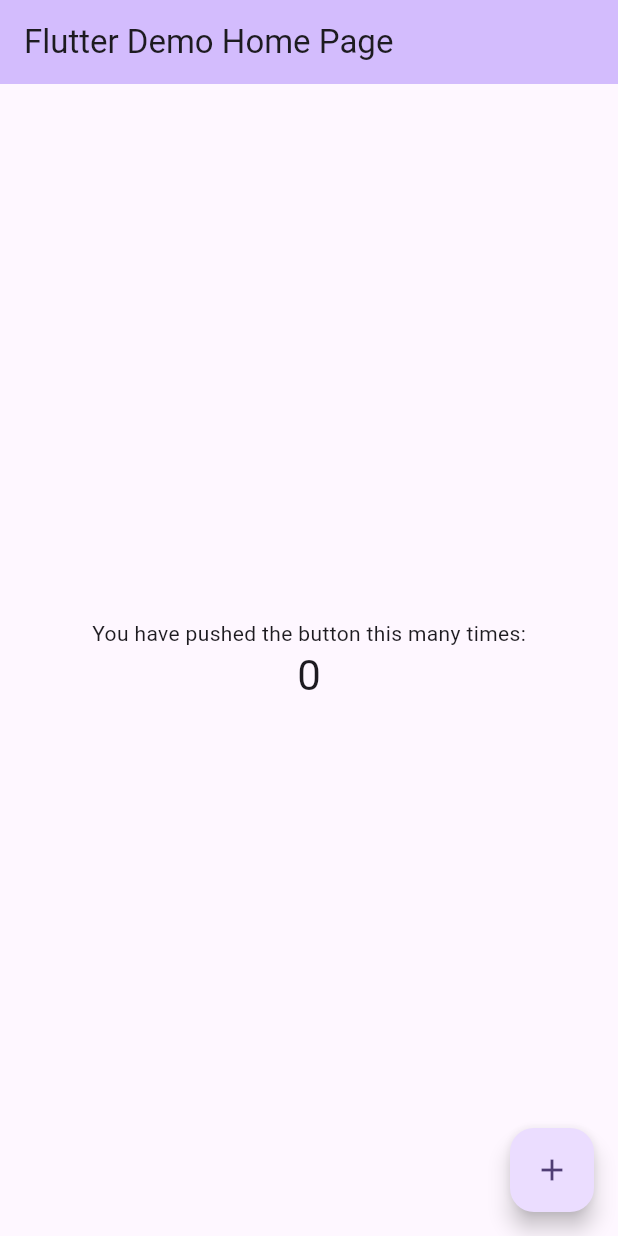
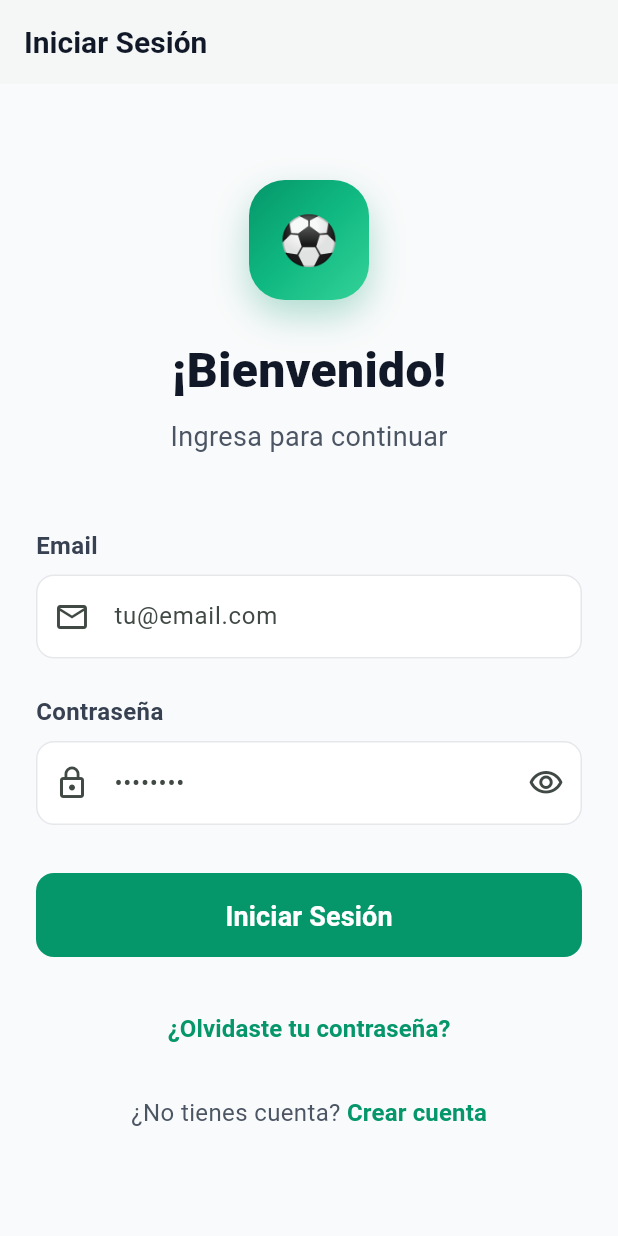
Before and after one commit to FabianSSJ/CanchApp, a Flutter app: the screen it shows after launch, on a phone screen of 412 x 824 dp. Run offline on Flutter 3.47's test engine with Material 3 defaults, Android fonts, the phone set to English and light mode, and no system bars.

Commit message:
Otro avance

```diff
--- a/canchapp/lib/main.dart
+++ b/canchapp/lib/main.dart
@@ -1,4 +1,5 @@
 import 'package:flutter/material.dart';
+import 'screens/login_screen.dart'; // Asegúrate de que la ruta es correcta
 
 void main() {
   runApp(const MyApp());
@@ -7,119 +8,61 @@
 class MyApp extends StatelessWidget {
   const MyApp({super.key});
 
-  // This widget is the root of your application.
   @override
   Widget build(BuildContext context) {
     return MaterialApp(
-      title: 'Flutter Demo',
+      title: 'CanchApp',
       theme: ThemeData(
-        // This is the theme of your application.
-        //
-        // TRY THIS: Try running your application with "flutter run". You'll see
-        // the application has a purple toolbar. Then, without quitting the app,
-        // try changing the seedColor in the colorScheme below to Colors.green
-        // and then invoke "hot reload" (save your changes or press the "hot
-        // reload" button in a Flutter-supported IDE, or press "r" if you used
-        // the command line to start the app).
-        //
-        // Notice that the counter didn't reset back to zero; the application
-        // state is not lost during the reload. To reset the state, use hot
-        // restart instead.
-        //
-        // This works for code too, not just values: Most code changes can be
-        // tested with just a hot reload.
-        colorScheme: ColorScheme.fromSeed(seedColor: Colors.deepPurple),
+        colorScheme: ColorScheme.fromSeed(seedColor: const Color(0xFF059669)),
         useMaterial3: true,
+        inputDecorationTheme: InputDecorationTheme(
+          filled: true,
+          fillColor: Colors.white,
+          border: OutlineInputBorder(
+            borderRadius: BorderRadius.circular(12),
+            borderSide: const BorderSide(color: Color(0xFFE5E7EB)),
+          ),
+          enabledBorder: OutlineInputBorder(
+            borderRadius: BorderRadius.circular(12),
+            borderSide: const BorderSide(color: Color(0xFFE5E7EB)),
+          ),
+          focusedBorder: OutlineInputBorder(
+            borderRadius: BorderRadius.circular(12),
+            borderSide: const BorderSide(color: Color(0xFF059669), width: 2),
+          ),
+          errorBorder: OutlineInputBorder(
+            borderRadius: BorderRadius.circular(12),
+            borderSide: const BorderSide(color: Colors.red),
+          ),
+          focusedErrorBorder: OutlineInputBorder(
+            borderRadius: BorderRadius.circular(12),
+            borderSide: const BorderSide(color: Colors.red, width: 2),
+          ),
+          contentPadding: const EdgeInsets.all(16),
+        ),
+        elevatedButtonTheme: ElevatedButtonThemeData(
+          style: ElevatedButton.styleFrom(
+            backgroundColor: const Color(0xFF059669),
+            foregroundColor: Colors.white,
+            elevation: 0,
+            padding: const EdgeInsets.symmetric(vertical: 16),
+            shape: RoundedRectangleBorder(
+              borderRadius: BorderRadius.circular(12),
+            ),
+          ),
+        ),
       ),
-      home: const MyHomePage(title: 'Flutter Demo Home Page'),
+
+      // CAMBIO AQUÍ: se reemplazó WelcomeScreen por LoginScreen
+      home: const LoginScreen(),
+
+      routes: {
+        '/login': (context) => const LoginScreen(),
+        //'/register': (context) => const RegisterScreen(),
+        //'/client-home': (context) => const ClientHomeScreen(),
+        //'/owner-home': (context) => const OwnerHomeScreen(),
+        //'/forgot-password': (context) => const ForgotPasswordScreen(),
+      },
     );
   }
 }
-
-class MyHomePage extends StatefulWidget {
-  const MyHomePage({super.key, required this.title});
-
-  // This widget is the home page of your application. It is stateful, meaning
-  // that it has a State object (defined below) that contains fields that affect
-  // how it looks.
-
-  // This class is the configuration for the state. It holds the values (in this
-  // case the title) provided by the parent (in this case the App widget) and
-  // used by the build method of the State. Fields in a Widget subclass are
-  // always marked "final".
-
-  final String title;
-
-  @override
-  State<MyHomePage> createState() => _MyHomePageState();
-}
-
-class _MyHomePageState extends State<MyHomePage> {
-  int _counter = 0;
-
-  void _incrementCounter() {
-    setState(() {
-      // This call to setState tells the Flutter framework that something has
-      // changed in this State, which causes it to rerun the build method below
-      // so that the display can reflect the updated values. If we changed
-      // _counter without calling setState(), then the build method would not be
-      // called again, and so nothing would appear to happen.
-      _counter++;
-    });
-  }
-
-  @override
-  Widget build(BuildContext context) {
-    // This method is rerun every time setState is called, for instance as done
-    // by the _incrementCounter method above.
-    //
-    // The Flutter framework has been optimized to make rerunning build methods
-    // fast, so that you can just rebuild anything that needs updating rather
-    // than having to individually change instances of widgets.
-    return Scaffold(
-      appBar: AppBar(
-        // TRY THIS: Try changing the color here to a specific color (to
-        // Colors.amber, perhaps?) and trigger a hot reload to see the AppBar
-        // change color while the other colors stay the same.
-        backgroundColor: Theme.of(context).colorScheme.inversePrimary,
-        // Here we take the value from the MyHomePage object that was created by
-        // the App.build method, and use it to set our appbar title.
-        title: Text(widget.title),
-      ),
-      body: Center(
-        // Center is a layout widget. It takes a single child and positions it
-        // in the middle of the parent.
-        child: Column(
-          // Column is also a layout widget. It takes a list of children and
-          // arranges them vertically. By default, it sizes itself to fit its
-          // children horizontally, and tries to be as tall as its parent.
-          //
-          // Column has various properties to control how it sizes itself and
-          // how it positions its children. Here we use mainAxisAlignment to
-          // center the children vertically; the main axis here is the vertical
-          // axis because Columns are vertical (the cross axis would be
-          // horizontal).
-          //
-          // TRY THIS: Invoke "debug painting" (choose the "Toggle Debug Paint"
-          // action in the IDE, or press "p" in the console), to see the
-          // wireframe for each widget.
-          mainAxisAlignment: MainAxisAlignment.center,
-          children: <Widget>[
-            const Text(
-              'You have pushed the button this many times:',
-            ),
-            Text(
-              '$_counter',
-              style: Theme.of(context).textTheme.headlineMedium,
-            ),
-          ],
-        ),
-      ),
-      floatingActionButton: FloatingActionButton(
-        onPressed: _incrementCounter,
-        tooltip: 'Increment',
-        child: const Icon(Icons.add),
-      ), // This trailing comma makes auto-formatting nicer for build methods.
-    );
-  }
-}
--- /dev/null
+++ b/canchapp/lib/screens/login_screen.dart
@@ -0,0 +1,291 @@
+import 'package:flutter/material.dart';
+import '../../utils/colors.dart';
+
+class LoginScreen extends StatefulWidget {
+  const LoginScreen({Key? key}) : super(key: key);
+
+  @override
+  State<LoginScreen> createState() => _LoginScreenState();
+}
+
+class _LoginScreenState extends State<LoginScreen> {
+  final _formKey = GlobalKey<FormState>();
+  final _emailController = TextEditingController();
+  final _passwordController = TextEditingController();
+  bool _isPasswordVisible = false;
+  bool _isLoading = false;
+
+  @override
+  void dispose() {
+    _emailController.dispose();
+    _passwordController.dispose();
+    super.dispose();
+  }
+
+  Future<void> _handleLogin() async {
+    if (_formKey.currentState!.validate()) {
+      setState(() {
+        _isLoading = true;
+      });
+
+      // Simular proceso de login
+      await Future.delayed(const Duration(seconds: 2));
+
+      setState(() {
+        _isLoading = false;
+      });
+
+      // Aquí iría la lógica real de autenticación
+      // Por ahora, navegar directamente al home del cliente
+      if (mounted) {
+        Navigator.pushReplacementNamed(context, '/client-home');
+      }
+    }
+  }
+
+  @override
+  Widget build(BuildContext context) {
+    return Scaffold(
+      backgroundColor: AppColors.gray50,
+      appBar: AppBar(
+        backgroundColor: Colors.white,
+        elevation: 1,
+
+        title: const Text(
+          'Iniciar Sesión',
+          style: TextStyle(
+            color: AppColors.gray900,
+            fontWeight: FontWeight.bold,
+            fontSize: 20,
+          ),
+        ),
+      ),
+      body: SafeArea(
+        child: SingleChildScrollView(
+          padding: const EdgeInsets.all(24.0),
+          child: Form(
+            key: _formKey,
+            child: Column(
+              children: [
+                const SizedBox(height: 40),
+
+                // Logo and title section
+                Column(
+                  children: [
+                    // Logo
+                    Container(
+                      width: 80,
+                      height: 80,
+                      decoration: BoxDecoration(
+                        gradient: AppColors.primaryGradient,
+                        borderRadius: BorderRadius.circular(24),
+                        boxShadow: [
+                          BoxShadow(
+                            color: AppColors.primaryGreen.withOpacity(0.3),
+                            blurRadius: 20,
+                            offset: const Offset(0, 10),
+                          ),
+                        ],
+                      ),
+                      child: const Center(
+                        child: Text(
+                          '⚽',
+                          style: TextStyle(fontSize: 32),
+                        ),
+                      ),
+                    ),
+
+                    const SizedBox(height: 24),
+
+                    // Welcome title
+                    const Text(
+                      '¡Bienvenido!',
+                      style: TextStyle(
+                        fontSize: 32,
+                        fontWeight: FontWeight.w900,
+                        color: AppColors.gray900,
+                      ),
+                    ),
+
+                    const SizedBox(height: 8),
+
+                    // Subtitle
+                    const Text(
+                      'Ingresa para continuar',
+                      style: TextStyle(
+                        fontSize: 18,
+                        color: AppColors.gray600,
+                      ),
+                    ),
+                  ],
+                ),
+
+                const SizedBox(height: 48),
+
+                // Form fields
+                Column(
+                  crossAxisAlignment: CrossAxisAlignment.start,
+                  children: [
+                    // Email field
+                    const Text(
+                      'Email',
+                      style: TextStyle(
+                        fontSize: 16,
+                        fontWeight: FontWeight.w600,
+                        color: AppColors.gray700,
+                      ),
+                    ),
+                    const SizedBox(height: 8),
+                    TextFormField(
+                      controller: _emailController,
+                      keyboardType: TextInputType.emailAddress,
+                      decoration: const InputDecoration(
+                        hintText: 'tu@email.com',
+                        prefixIcon: Icon(Icons.email_outlined),
+                      ),
+                      validator: (value) {
+                        if (value == null || value.isEmpty) {
+                          return 'Por favor ingresa tu email';
+                        }
+                        if (!RegExp(r'^[\w-\.]+@([\w-]+\.)+[\w-]{2,4}$').hasMatch(value)) {
+                          return 'Por favor ingresa un email válido';
+                        }
+                        return null;
+                      },
+                    ),
+
+                    const SizedBox(height: 24),
+
+                    // Password field
+                    const Text(
+                      'Contraseña',
+                      style: TextStyle(
+                        fontSize: 16,
+                        fontWeight: FontWeight.w600,
+                        color: AppColors.gray700,
+                      ),
+                    ),
+                    const SizedBox(height: 8),
+                    TextFormField(
+                      controller: _passwordController,
+                      obscureText: !_isPasswordVisible,
+                      decoration: InputDecoration(
+                        hintText: '••••••••',
+                        prefixIcon: const Icon(Icons.lock_outline),
+                        suffixIcon: IconButton(
+                          icon: Icon(
+                            _isPasswordVisible
+                              ? Icons.visibility_off_outlined
+                              : Icons.visibility_outlined,
+                          ),
+                          onPressed: () {
+                            setState(() {
+                              _isPasswordVisible = !_isPasswordVisible;
+                            });
+                          },
+                        ),
+                      ),
+                      validator: (value) {
+                        if (value == null || value.isEmpty) {
+                          return 'Por favor ingresa tu contraseña';
+                        }
+                        if (value.length < 6) {
+                          return 'La contraseña debe tener al menos 6 caracteres';
+                        }
+                        return null;
+                      },
+                    ),
+                  ],
+                ),
+
+                const SizedBox(height: 32),
+
+                // Login button
+                SizedBox(
+                  width: double.infinity,
+                  height: 56,
+                  child: ElevatedButton(
+                    onPressed: _isLoading ? null : _handleLogin,
+                    style: ElevatedButton.styleFrom(
+                      backgroundColor: AppColors.primaryGreen,
+                      foregroundColor: Colors.white,
+                      disabledBackgroundColor: AppColors.gray300,
+                    ),
+                    child: _isLoading
+                      ? const SizedBox(
+                          width: 24,
+                          height: 24,
+                          child: CircularProgressIndicator(
+                            color: Colors.white,
+                            strokeWidth: 2,
+                          ),
+                        )
+                      : const Text(
+                          'Iniciar Sesión',
+                          style: TextStyle(
+                            fontSize: 18,
+                            fontWeight: FontWeight.bold,
+                          ),
+                        ),
+                  ),
+                ),
+
+                const SizedBox(height: 24),
+
+                // Forgot password link
+                TextButton(
+                  onPressed: () {
+                    Navigator.pushNamed(context, '/forgot-password');
+                  },
+                  child: const Text(
+                    '¿Olvidaste tu contraseña?',
+                    style: TextStyle(
+                      fontSize: 16,
+                      fontWeight: FontWeight.w600,
+                      color: AppColors.primaryGreen,
+                    ),
+                  ),
+                ),
+
+                const SizedBox(height: 20),
+
+
+                // Register link
+                Row(
+                  mainAxisAlignment: MainAxisAlignment.center,
+                  children: [
+                    const Text(
+                      '¿No tienes cuenta? ',
+                      style: TextStyle(
+                        fontSize: 16,
+                        color: AppColors.gray600,
+                      ),
+                    ),
+                    TextButton(
+                      onPressed: () {
+                        Navigator.pushNamed(context, '/register');
+                      },
+                      style: TextButton.styleFrom(
+                        padding: EdgeInsets.zero,
+                        minimumSize: Size.zero,
+                        tapTargetSize: MaterialTapTargetSize.shrinkWrap,
+                      ),
+                      child: const Text(
+                        'Crear cuenta',
+                        style: TextStyle(
+                          fontSize: 16,
+                          fontWeight: FontWeight.w600,
+                          color: AppColors.primaryGreen,
+                        ),
+                      ),
+                    ),
+                  ],
+                ),
+              ],
+            ),
+          ),
+        ),
+      ),
+    );
+  }
+}
--- /dev/null
+++ b/canchapp/lib/utils/colors.dart
@@ -0,0 +1,45 @@
+import 'package:flutter/material.dart';
+
+class AppColors {
+  // Primary colors
+  static const Color primaryGreen = Color(0xFF059669);
+  static const Color primaryGreenLight = Color(0xFF10B981);
+  static const Color primaryGreenDark = Color(0xFF047857);
+
+  // Secondary colors
+  static const Color primaryBlue = Color(0xFF3B82F6);
+  static const Color primaryPurple = Color(0xFF8B5CF6);
+  static const Color primaryOrange = Color(0xFFF59E0B);
+  static const Color primaryRed = Color(0xFFEF4444);
+
+  // Neutral colors
+  static const Color gray50 = Color(0xFFF9FAFB);
+  static const Color gray100 = Color(0xFFF3F4F6);
+  static const Color gray200 = Color(0xFFE5E7EB);
+  static const Color gray300 = Color(0xFFD1D5DB);
+  static const Color gray400 = Color(0xFF9CA3AF);
+  static const Color gray500 = Color(0xFF6B7280);
+  static const Color gray600 = Color(0xFF4B5563);
+  static const Color gray700 = Color(0xFF374151);
+  static const Color gray800 = Color(0xFF1F2937);
+  static const Color gray900 = Color(0xFF111827);
+
+  // Gradient colors
+  static const LinearGradient primaryGradient = LinearGradient(
+    begin: Alignment.topLeft,
+    end: Alignment.bottomRight,
+    colors: [primaryGreen, primaryGreenLight, Color(0xFF34D399)],
+  );
+
+  static const LinearGradient blueGradient = LinearGradient(
+    begin: Alignment.topLeft,
+    end: Alignment.bottomRight,
+    colors: [primaryBlue, Color(0xFF60A5FA)],
+  );
+
+  static const LinearGradient purpleGradient = LinearGradient(
+    begin: Alignment.topLeft,
+    end: Alignment.bottomRight,
+    colors: [primaryPurple, Color(0xFFA78BFA)],
+  );
+}
--- a/canchapp/pubspec.yaml
+++ b/canchapp/pubspec.yaml
@@ -30,6 +30,7 @@ environment:
 dependencies:
   flutter:
     sdk: flutter
+  material_design_icons_flutter: ^5.0.6296 # Para más iconos si necesitas
 
 
   # The following adds the Cupertino Icons font to your application.
```
Also changed, not shown: canchapp/pubspec.lock.
